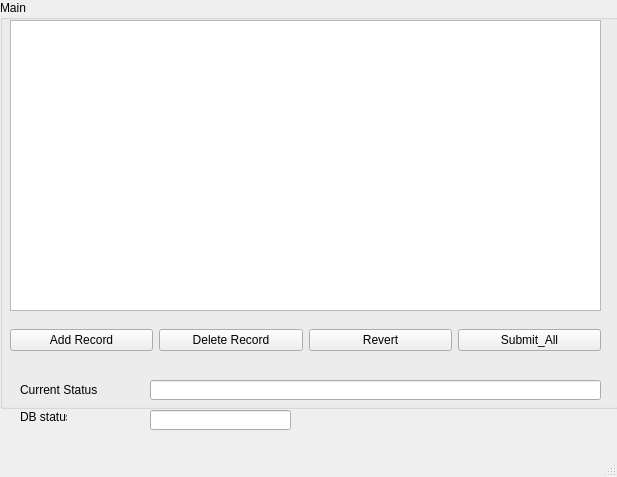
Before: the Qt Designer form TraTa/da_window.ui in Atomicall/_TraTa_CRUD, drawn with Qt 5.
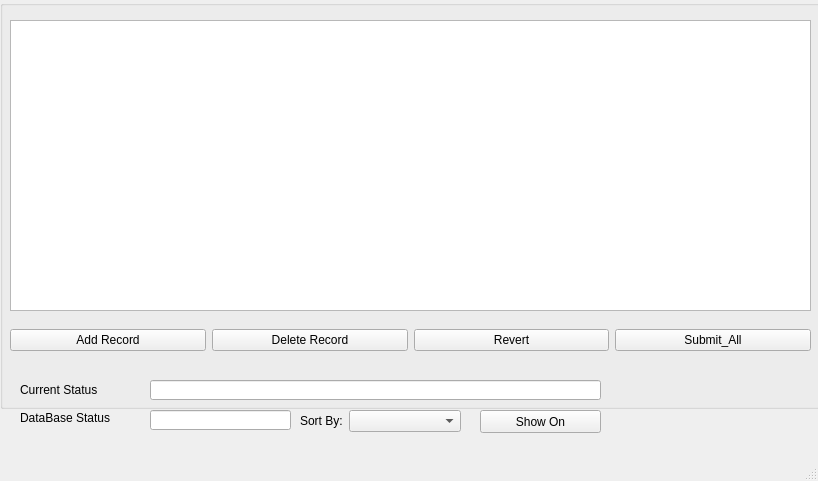
After: the same form once the commit is applied.

```diff
--- a/TraTa/da_window.ui
+++ b/TraTa/da_window.ui
@@ -6,10 +6,28 @@
    <rect>
     <x>0</x>
     <y>0</y>
-    <width>617</width>
-    <height>477</height>
+    <width>818</width>
+    <height>481</height>
    </rect>
   </property>
+  <property name="sizePolicy">
+   <sizepolicy hsizetype="Fixed" vsizetype="Fixed">
+    <horstretch>0</horstretch>
+    <verstretch>0</verstretch>
+   </sizepolicy>
+  </property>
+  <property name="minimumSize">
+   <size>
+    <width>818</width>
+    <height>481</height>
+   </size>
+  </property>
+  <property name="maximumSize">
+   <size>
+    <width>818</width>
+    <height>481</height>
+   </size>
+  </property>
   <property name="windowTitle">
    <string>Da_window</string>
   </property>
@@ -25,7 +43,7 @@
      <rect>
       <x>0</x>
       <y>0</y>
-      <width>619</width>
+      <width>821</width>
       <height>409</height>
      </rect>
     </property>
@@ -36,7 +54,7 @@
      </sizepolicy>
     </property>
     <property name="title">
-     <string>Main</string>
+     <string/>
     </property>
     <property name="flat">
      <bool>true</bool>
@@ -46,17 +64,23 @@
       <rect>
        <x>10</x>
        <y>20</y>
-       <width>591</width>
+       <width>801</width>
        <height>291</height>
       </rect>
      </property>
+     <property name="sizePolicy">
+      <sizepolicy hsizetype="Preferred" vsizetype="Preferred">
+       <horstretch>0</horstretch>
+       <verstretch>0</verstretch>
+      </sizepolicy>
+     </property>
     </widget>
     <widget class="QWidget" name="horizontalLayoutWidget">
      <property name="geometry">
       <rect>
        <x>10</x>
        <y>310</y>
-       <width>591</width>
+       <width>801</width>
        <height>61</height>
       </rect>
      </property>
@@ -126,12 +150,12 @@
      <rect>
       <x>20</x>
       <y>410</y>
-      <width>47</width>
-      <height>13</height>
+      <width>101</width>
+      <height>16</height>
      </rect>
     </property>
     <property name="text">
-     <string>DB status</string>
+     <string>DataBase Status</string>
     </property>
    </widget>
    <widget class="QLineEdit" name="DB_Status_LineEdit">
@@ -147,6 +171,41 @@
      <bool>true</bool>
     </property>
    </widget>
+   <widget class="QWidget" name="formLayoutWidget">
+    <property name="geometry">
+     <rect>
+      <x>300</x>
+      <y>410</y>
+      <width>161</width>
+      <height>22</height>
+     </rect>
+    </property>
+    <layout class="QFormLayout" name="formLayout">
+     <item row="0" column="0">
+      <widget class="QLabel" name="label">
+       <property name="text">
+        <string>Sort By:</string>
+       </property>
+      </widget>
+     </item>
+     <item row="0" column="1">
+      <widget class="QComboBox" name="Sort_By_ComboBox"/>
+     </item>
+    </layout>
+   </widget>
+   <widget class="QPushButton" name="Show_On">
+    <property name="geometry">
+     <rect>
+      <x>480</x>
+      <y>410</y>
+      <width>121</width>
+      <height>23</height>
+     </rect>
+    </property>
+    <property name="text">
+     <string>Show On</string>
+    </property>
+   </widget>
   </widget>
   <widget class="QMenuBar" name="menubar">
    <property name="geometry">
```
Left out of the diff: 2 changed lines with no effect on the pictures.
